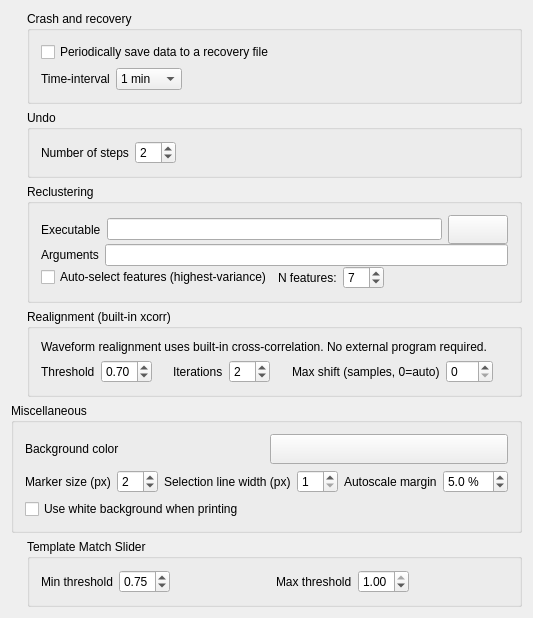
Above: src/klusters/src/prefgenerallayout.ui from Gravios/neurosuite-3 before the change. Below: the same form after it.
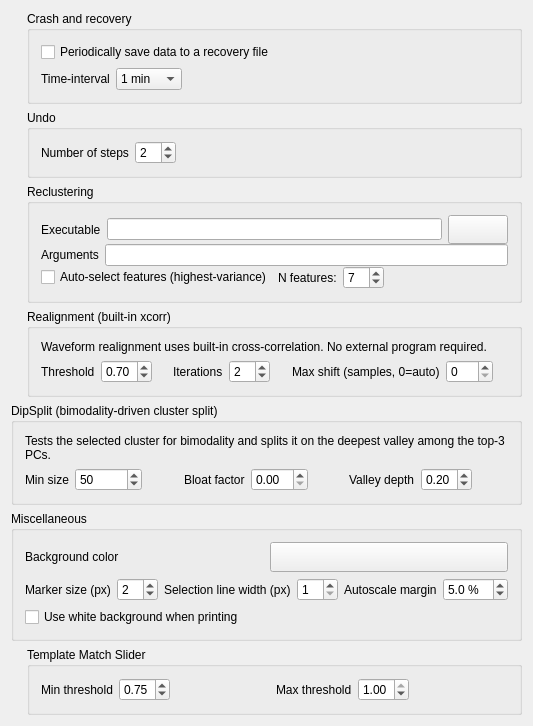
That is the form after the change. Custom widgets are drawn as their Qt base class.

Commit message: features(KKE,klusters) added dipsplit to logging and prior feature space estimates to KKE

```diff
--- a/src/klusters/src/prefgenerallayout.ui
+++ b/src/klusters/src/prefgenerallayout.ui
@@ -579,6 +579,124 @@
    </item>
    
    <item row="4" column="0">
+    <widget class="QGroupBox" name="groupBox_dipsplit">
+     <property name="sizePolicy">
+      <sizepolicy hsizetype="Expanding" vsizetype="Fixed">
+       <horstretch>0</horstretch>
+       <verstretch>0</verstretch>
+      </sizepolicy>
+     </property>
+     <property name="maximumSize">
+      <size>
+       <width>32767</width>
+       <height>110</height>
+      </size>
+     </property>
+     <property name="title">
+      <string>DipSplit (bimodality-driven cluster split)</string>
+     </property>
+     <layout class="QGridLayout" name="gridLayout_dipsplit">
+      <item row="0" column="0">
+       <widget class="QLabel" name="dipSplitDescLabel">
+        <property name="text">
+         <string>Tests the selected cluster for bimodality and splits it on the deepest valley among the top-3 PCs.</string>
+        </property>
+        <property name="wordWrap">
+         <bool>true</bool>
+        </property>
+       </widget>
+      </item>
+      <item row="1" column="0">
+       <layout class="QHBoxLayout">
+        <item>
+         <widget class="QLabel" name="dipSplitMinSizeLabel">
+          <property name="text">
+           <string>Min size</string>
+          </property>
+         </widget>
+        </item>
+        <item>
+         <widget class="QSpinBox" name="dipSplitMinSizeSpinBox">
+          <property name="toolTip">
+           <string>Minimum spike count for either child cluster after split</string>
+          </property>
+          <property name="minimum"><number>2</number></property>
+          <property name="maximum"><number>100000</number></property>
+          <property name="value"><number>50</number></property>
+         </widget>
+        </item>
+        <item>
+         <spacer name="spacer_ds_1">
+          <property name="orientation"><enum>Qt::Horizontal</enum></property>
+          <property name="sizeType"><enum>QSizePolicy::Expanding</enum></property>
+          <property name="sizeHint" stdset="0">
+           <size><width>20</width><height>20</height></size>
+          </property>
+         </spacer>
+        </item>
+        <item>
+         <widget class="QLabel" name="dipSplitBloatFactorLabel">
+          <property name="text">
+           <string>Bloat factor</string>
+          </property>
+         </widget>
+        </item>
+        <item>
+         <widget class="QDoubleSpinBox" name="dipSplitBloatFactorSpinBox">
+          <property name="toolTip">
+           <string>0 disables the bloat gate (recommended for interactive use). Non-zero: cluster's 90th-percentile Mahalanobis^2 must exceed this multiple of the chi-squared 90th percentile to be considered for splitting (0.0-10.0).</string>
+          </property>
+          <property name="minimum"><double>0.000000000000000</double></property>
+          <property name="maximum"><double>10.000000000000000</double></property>
+          <property name="singleStep"><double>0.100000000000000</double></property>
+          <property name="decimals"><number>2</number></property>
+          <property name="value"><double>0.000000000000000</double></property>
+         </widget>
+        </item>
+        <item>
+         <spacer name="spacer_ds_2">
+          <property name="orientation"><enum>Qt::Horizontal</enum></property>
+          <property name="sizeType"><enum>QSizePolicy::Expanding</enum></property>
+          <property name="sizeHint" stdset="0">
+           <size><width>20</width><height>20</height></size>
+          </property>
+         </spacer>
+        </item>
+        <item>
+         <widget class="QLabel" name="dipSplitValleyThreshLabel">
+          <property name="text">
+           <string>Valley depth</string>
+          </property>
+         </widget>
+        </item>
+        <item>
+         <widget class="QDoubleSpinBox" name="dipSplitValleyThreshSpinBox">
+          <property name="toolTip">
+           <string>Minimum KDE valley depth on a top PC to accept a split (0.0-1.0). Higher = stricter.</string>
+          </property>
+          <property name="minimum"><double>0.000000000000000</double></property>
+          <property name="maximum"><double>1.000000000000000</double></property>
+          <property name="singleStep"><double>0.020000000000000</double></property>
+          <property name="decimals"><number>2</number></property>
+          <property name="value"><double>0.200000000000000</double></property>
+         </widget>
+        </item>
+        <item>
+         <spacer name="spacer_ds_3">
+          <property name="orientation"><enum>Qt::Horizontal</enum></property>
+          <property name="sizeType"><enum>QSizePolicy::Expanding</enum></property>
+          <property name="sizeHint" stdset="0">
+           <size><width>20</width><height>20</height></size>
+          </property>
+         </spacer>
+        </item>
+       </layout>
+      </item>
+     </layout>
+    </widget>
+   </item>
+   
+   <item row="5" column="0">
     <widget class="QGroupBox" name="groupBox3">
      <property name="sizePolicy">
       <sizepolicy hsizetype="Preferred" vsizetype="Fixed">
@@ -773,7 +891,7 @@
     </widget>
    </item>
    
-   <item row="5" column="0">
+   <item row="6" column="0">
     <layout class="QHBoxLayout">
      <item>
       <spacer name="spacer17_4">
@@ -903,7 +1021,7 @@
     </layout>
    </item>
    
-   <item row="6" column="0">
+   <item row="7" column="0">
     <spacer name="spacer1">
      <property name="orientation">
       <enum>Qt::Vertical</enum>
```
Left out of the diff: 3 changed lines with no effect on the pictures. The commit also changes 16 other files.
